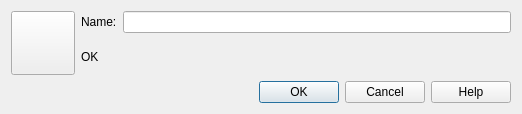
Old version of the form src/settingsdialog.ui in the repository LLIAKAJL/WineWizard.
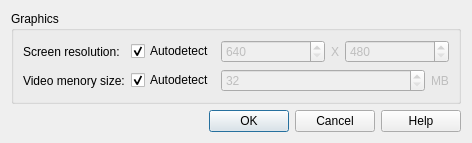
New version of the form.

Diff of the .ui file:
```diff
--- a/src/settingsdialog.ui
+++ b/src/settingsdialog.ui
@@ -6,70 +6,135 @@
    <rect>
     <x>0</x>
     <y>0</y>
-    <width>514</width>
-    <height>108</height>
+    <width>470</width>
+    <height>145</height>
    </rect>
   </property>
   <property name="windowTitle">
    <string>Settings</string>
   </property>
-  <layout class="QVBoxLayout" name="verticalLayout_2">
+  <layout class="QVBoxLayout" name="verticalLayout">
    <property name="sizeConstraint">
     <enum>QLayout::SetFixedSize</enum>
    </property>
    <item>
-    <layout class="QHBoxLayout" name="horizontalLayout_4">
-     <item>
-      <widget class="QPushButton" name="icon">
-       <property name="minimumSize">
-        <size>
-         <width>64</width>
-         <height>64</height>
-        </size>
-       </property>
-       <property name="text">
-        <string notr="true"/>
-       </property>
-       <property name="iconSize">
-        <size>
-         <width>48</width>
-         <height>48</height>
-        </size>
-       </property>
-      </widget>
-     </item>
-     <item>
-      <layout class="QVBoxLayout" name="verticalLayout">
-       <item>
-        <layout class="QHBoxLayout" name="horizontalLayout">
-         <item>
-          <widget class="QLabel" name="label">
-           <property name="text">
-            <string>Name:</string>
-           </property>
-          </widget>
-         </item>
-         <item>
-          <widget class="QLineEdit" name="name"/>
-         </item>
-        </layout>
-       </item>
-       <item>
-        <widget class="QLabel" name="status">
-         <property name="text">
-          <string>OK</string>
-         </property>
-        </widget>
-       </item>
-      </layout>
-     </item>
-    </layout>
+    <widget class="QGroupBox" name="graphicsGB">
+     <property name="title">
+      <string>Graphics</string>
+     </property>
+     <layout class="QFormLayout" name="formLayout">
+      <item row="0" column="0">
+       <widget class="QLabel" name="scrSizeLbl">
+        <property name="text">
+         <string>Screen resolution:</string>
+        </property>
+       </widget>
+      </item>
+      <item row="0" column="1">
+       <layout class="QHBoxLayout" name="horizontalLayout" stretch="0,1,0,1">
+        <item>
+         <widget class="QCheckBox" name="scrSizeAuto">
+          <property name="text">
+           <string>Autodetect</string>
+          </property>
+          <property name="checked">
+           <bool>true</bool>
+          </property>
+         </widget>
+        </item>
+        <item>
+         <widget class="QSpinBox" name="width">
+          <property name="enabled">
+           <bool>false</bool>
+          </property>
+          <property name="minimum">
+           <number>640</number>
+          </property>
+          <property name="maximum">
+           <number>32768</number>
+          </property>
+         </widget>
+        </item>
+        <item>
+         <widget class="QLabel" name="xLbl">
+          <property name="enabled">
+           <bool>false</bool>
+          </property>
+          <property name="text">
+           <string notr="true">X</string>
+          </property>
+         </widget>
+        </item>
+        <item>
+         <widget class="QSpinBox" name="height">
+          <property name="enabled">
+           <bool>false</bool>
+          </property>
+          <property name="minimum">
+           <number>480</number>
+          </property>
+          <property name="maximum">
+           <number>32768</number>
+          </property>
+         </widget>
+        </item>
+       </layout>
+      </item>
+      <item row="1" column="0">
+       <widget class="QLabel" name="label">
+        <property name="text">
+         <string>Video menory size:</string>
+        </property>
+       </widget>
+      </item>
+      <item row="1" column="1">
+       <layout class="QHBoxLayout" name="horizontalLayout_3" stretch="0,1,0">
+        <item>
+         <widget class="QCheckBox" name="vmAuto">
+          <property name="text">
+           <string>Autodetect</string>
+          </property>
+          <property name="checked">
+           <bool>true</bool>
+          </property>
+         </widget>
+        </item>
+        <item>
+         <widget class="QSpinBox" name="vm">
+          <property name="enabled">
+           <bool>false</bool>
+          </property>
+          <property name="minimum">
+           <number>32</number>
+          </property>
+          <property name="maximum">
+           <number>32768</number>
+          </property>
+          <property name="value">
+           <number>32</number>
+          </property>
+         </widget>
+        </item>
+        <item>
+         <widget class="QLabel" name="mbLbl">
+          <property name="enabled">
+           <bool>false</bool>
+          </property>
+          <property name="text">
+           <string notr="true">MB</string>
+          </property>
+         </widget>
+        </item>
+       </layout>
+      </item>
+     </layout>
+    </widget>
    </item>
    <item>
     <widget class="QDialogButtonBox" name="buttonBox">
      <property name="minimumSize">
       <size>
-       <width>500</width>
+       <width>450</width>
        <height>0</height>
       </size>
      </property>
```
Left out of the diff: 92 changed lines with no effect on the pictures.
